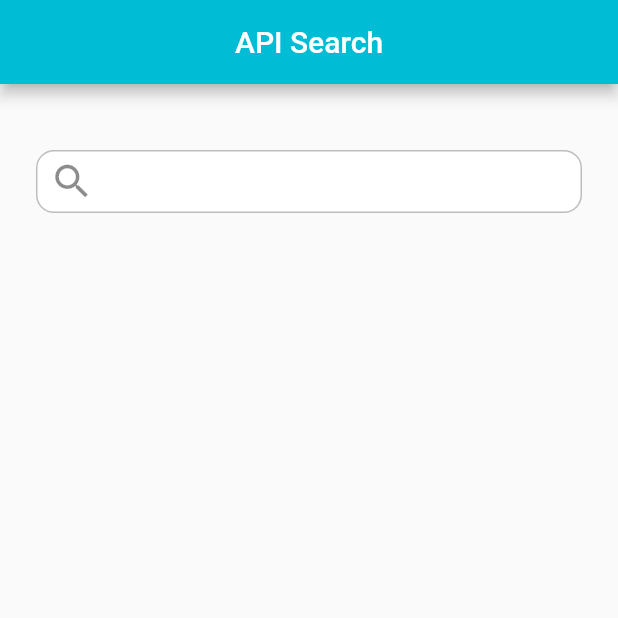
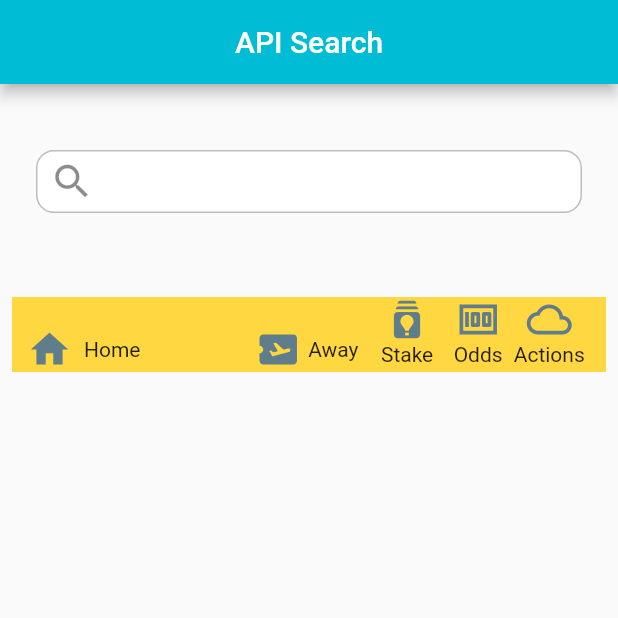
Before and after one commit to Ngatyah/fsearch, a Flutter app: the screen it shows after launch, on a phone screen of 412 x 824 dp, the top half of it. Run offline on Flutter 3.47's test engine with Material 2 defaults, Android fonts, the phone set to English and light mode, and no system bars; our stand-ins replace get.

Commit message:
work on deleting elements in bet slip

```diff
--- a/lib/controllers/match_controller.dart
+++ b/lib/controllers/match_controller.dart
@@ -8,6 +8,8 @@ class MatchController extends GetxController {
   var matchList = <SoccerMatch>[].obs;
   var selectedFixture = <SoccerMatch>[].obs;
   var cdate = DateTime.now().obs;
+
+  deleteSelectedMatch(int index) => selectedFixture.removeAt(index);
 
   void fetchFixtures(String query) async {
     try {
--- a/lib/home_page.dart
+++ b/lib/home_page.dart
@@ -5,6 +5,7 @@ import 'package:fsearch/controllers/team_controller.dart';
 import 'package:get/get.dart';
 
 import 'controllers/match_controller.dart';
+import 'widgets/fixture_display.dart';
 
 class HomePage extends StatelessWidget {
   HomePage({Key? key}) : super(key: key);
@@ -67,6 +68,10 @@ class HomePage extends StatelessWidget {
                       ),
                   itemCount: mCxt.matchList.length);
             }),
+            const SizedBox(
+              height: 20,
+            ),
+            FixtureDisplay(),
             Obx(() {
               if (tCxt.isLoading.value) {
                 return const Center(child: CircularProgressIndicator());
@@ -93,29 +98,3 @@ class HomePage extends StatelessWidget {
     );
   }
 }
-
-//  Obx(() => Text(tCxt.isLoading.value.toString())),
-//  if (tCxt.isLoading.value) {
-//                 Obx(() => const Text('This is Going ROund>>>**************'));
-//               }
-// Obx(() => ListView.builder(
-//                   primary: false,
-//                   shrinkWrap: true,
-//                   itemBuilder: (buildContext, index) => FixtureTile(
-//                     soccer: mCxt.matchList[index],
-//                   ),
-//                   itemCount: mCxt.matchList.length,
-//                 ))
-
-// tCxt.isLoading.value == true
-//                 ? Center(child: Obx(() => const CircularProgressIndicator()))
-//                 : mCxt.switchToFixture.value
-//                     ?
-// : Obx(() => ListView.builder(
-//                           primary: false,
-//                           shrinkWrap: true,
-//                           itemBuilder: (buildContext, index) => SearchTile(
-//                             teamInfo: tCxt.teamList[index],
-//                           ),
-//                           itemCount: tCxt.teamList.length,
-//                         )),
--- /dev/null
+++ b/lib/widgets/fixture_display.dart
@@ -0,0 +1,31 @@
+import 'package:flutter/material.dart';
+import 'package:fsearch/controllers/match_controller.dart';
+import 'package:get/get.dart';
+
+import 'fixture_display_tile.dart';
+import 'fixture_methods.dart';
+
+class FixtureDisplay extends StatelessWidget {
+  FixtureDisplay({Key? key}) : super(key: key);
+  final MatchController mCxt = Get.find<MatchController>();
+
+  @override
+  Widget build(BuildContext context) {
+    return Column(
+      children: [
+        betSectionTitle(),
+        const SizedBox(height: 20),
+        Obx(() => ListView.separated(
+            separatorBuilder: (buildContext, index) =>
+                const Divider(indent: 10),
+            primary: false,
+            shrinkWrap: true,
+            itemBuilder: (buildContext, index) => FixtureDisplayTile(
+                  soccer: mCxt.selectedFixture[index],
+                  index: index,
+                ),
+            itemCount: mCxt.selectedFixture.length)),
+      ],
+    );
+  }
+}
--- /dev/null
+++ b/lib/widgets/fixture_methods.dart
@@ -0,0 +1,70 @@
+import 'package:flutter/material.dart';
+import 'package:get/get.dart';
+
+Container betSectionTitle() {
+  final width = Get.size.width;
+  return Container(
+      padding: const EdgeInsets.symmetric(horizontal: 10),
+      height: 50,
+      width: double.infinity,
+      color: Colors.amberAccent,
+      child: Row(
+        mainAxisAlignment: MainAxisAlignment.spaceBetween,
+        crossAxisAlignment: CrossAxisAlignment.end,
+        children: [
+          SizedBox(
+            width: width * 0.27,
+            child: Row(
+              children: const [
+                Icon(Icons.home, size: 30, color: Colors.blueGrey),
+                SizedBox(
+                  width: 8,
+                ),
+                Text('Home'),
+              ],
+            ),
+          ),
+          SizedBox(width: width * 0.10),
+          SizedBox(
+            width: width * 0.17,
+            child: Row(
+              children: const [
+                Icon(Icons.airplane_ticket, size: 30, color: Colors.blueGrey),
+                SizedBox(
+                  width: 5,
+                ),
+                Text('Away'),
+              ],
+            ),
+          ),
+          SizedBox(
+            width: width * 0.15,
+            child: Column(
+              children: const [
+                Icon(Icons.batch_prediction, size: 30, color: Colors.blueGrey),
+                Text('Stake'),
+              ],
+            ),
+          ),
+          SizedBox(
+            width: width * 0.08,
+            child: Column(
+              children: const [
+                Icon(Icons.money, size: 30, color: Colors.blueGrey),
+                Text('Odds'),
+              ],
+            ),
+          ),
+          SizedBox(
+            width: width * 0.15,
+            child: Column(
+              children: const [
+                Icon(Icons.cloud_queue_outlined,
+                    size: 30, color: Colors.blueGrey),
+                Text('Actions'),
+              ],
+            ),
+          )
+        ],
+      ));
+}
--- a/lib/widgets/fixture_tile.dart
+++ b/lib/widgets/fixture_tile.dart
@@ -21,7 +21,7 @@ class FixtureTile extends StatelessWidget {
       padding: const EdgeInsets.fromLTRB(0, 0, 10, 0),
       child: InkWell(
         onTap: () {
-          mCxt.selectedFixture.assign(soccer);
+          mCxt.selectedFixture.add(soccer);
         },
         child: Row(
           mainAxisAlignment: MainAxisAlignment.center,
```
Also changed, not shown: lib/widgets/fixture_display_tile.dart (added, +89 -0 lines).
